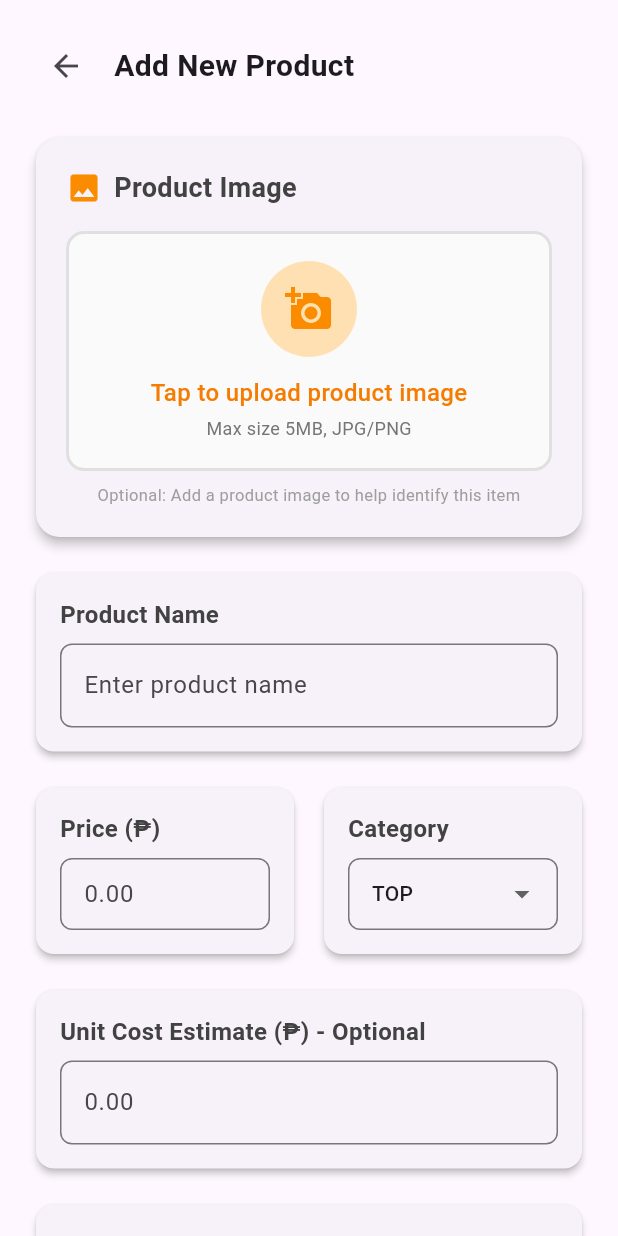
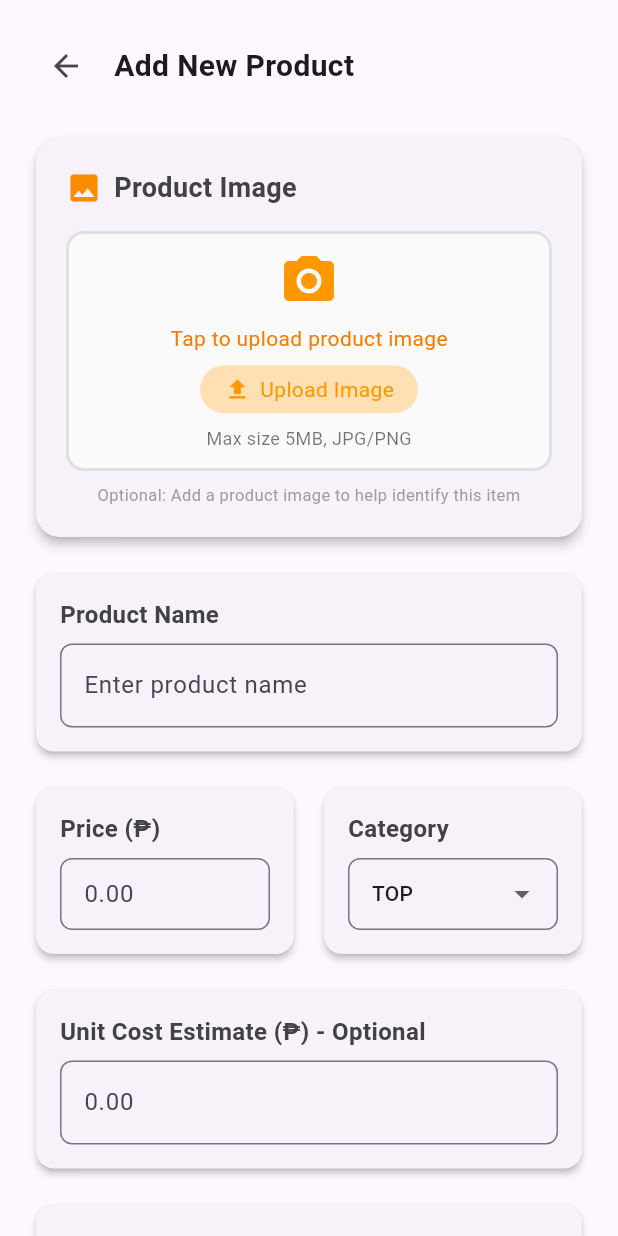
Before and after one commit to joiecruz/fashion_tech, a Flutter app: the AddProductModal widget shown alone on an empty page, opened directly, on a phone screen of 412 x 824 dp. Run offline on Flutter 3.47's test engine with Material 3 defaults, Android fonts, the phone set to English and light mode, and no system bars; our stand-ins replace cloud_firestore, firebase_auth, firebase_core, firebase_storage, image_picker; accounts and stored records are empty.

Commit message:
can now add images in add fabric

```diff
--- a/lib/frontend/products/add_product_modal.dart
+++ b/lib/frontend/products/add_product_modal.dart
@@ -4,6 +4,9 @@ import 'package:firebase_storage/firebase_storage.dart';
 import 'package:firebase_auth/firebase_auth.dart';
 import 'package:image_picker/image_picker.dart';
 import 'dart:io';
+import 'dart:typed_data';
+import 'dart:convert';
+import 'package:flutter/foundation.dart';
 import '../../models/product.dart';
 import '../../models/product_image.dart';
 import '../../utils/utils.dart';
@@ -46,8 +49,10 @@ class _AddProductModalState extends State<AddProductModal> {
 
   // Product Image
   File? _productImage;
+  Uint8List? _productImageBytes; // For web
   String? _productImageUrl;
   bool _uploadingImage = false;
+  bool _useFirebaseStorage = true; // You can set to false to fallback to base64 for web
 
   // Product Variants
   List<ProductVariantInput> _variants = [];
@@ -75,36 +80,163 @@ class _AddProductModalState extends State<AddProductModal> {
   }
 
   Future<void> _pickImage() async {
+    try {
       final picker = ImagePicker();
-    final picked = await picker.pickImage(source: ImageSource.gallery, imageQuality: 80);
+      final picked = await picker.pickImage(
+        source: ImageSource.gallery,
+        imageQuality: 80,
+        maxWidth: 800,
+        maxHeight: 800,
+      );
       if (picked != null) {
+        if (kIsWeb) {
+          final bytes = await picked.readAsBytes();
+          final mimeType = picked.name.toLowerCase().endsWith('.png') ? 'image/png' : 'image/jpeg';
+          if (_useFirebaseStorage) {
+            setState(() {
+              _productImageBytes = bytes;
+              _productImage = null;
+            });
+            await _uploadImageWeb(bytes, picked.name);
+          } else {
+            setState(() {
+              _productImageBytes = bytes;
+              _productImage = null;
+              _productImageUrl = 'data:$mimeType;base64,${base64Encode(bytes)}';
+            });
+          }
+        } else {
           setState(() {
             _productImage = File(picked.path);
+            _productImageBytes = null;
           });
+          if (await _productImage!.exists()) {
+            final fileSize = await _productImage!.length();
+            print('Image selected: ${_productImage!.path}');
+            print('File size: ${(fileSize / 1024 / 1024).toStringAsFixed(2)} MB');
+            if (_useFirebaseStorage) {
               await _uploadImage();
+            } else {
+              await _uploadImageAsBase64();
+            }
+          } else {
+            throw Exception('Selected file does not exist or is not accessible');
+          }
+        }
+      }
+    } catch (e) {
+      print('Error picking image: $e');
+      if (mounted) {
+        ScaffoldMessenger.of(context).showSnackBar(
+          SnackBar(
+            content: Text('Error selecting image: $e'),
+            backgroundColor: Colors.red,
+            duration: const Duration(seconds: 3),
+          ),
+        );
+      }
+    }
+  }
+
+  Future<void> _uploadImageWeb(Uint8List bytes, String filename) async {
+    setState(() => _uploadingImage = true);
+    try {
+      print('DEBUG: Starting web image upload...');
+      final fileName = 'products/${DateTime.now().millisecondsSinceEpoch}_$filename';
+      final ref = FirebaseStorage.instance.ref().child(fileName);
+      print('DEBUG: Calling putData...');
+      final uploadTask = ref.putData(bytes);
+      await uploadTask;
+      print('DEBUG: Getting download URL...');
+      _productImageUrl = await ref.getDownloadURL();
+      print('DEBUG: Image uploaded successfully, download URL: $_productImageUrl');
+    } catch (e) {
+      print('DEBUG: Error uploading image (web): $e');
+      if (mounted) {
+        ScaffoldMessenger.of(context).showSnackBar(
+          SnackBar(content: Text('Failed to upload image: $e')),
+        );
+      }
+      if (_useFirebaseStorage) {
+        print('Falling back to base64 upload...');
+        _useFirebaseStorage = false;
+        await _uploadImageAsBase64();
+      }
+    } finally {
+      setState(() => _uploadingImage = false);
+    }
+  }
+
+  Future<void> _uploadImageAsBase64() async {
+    if (_productImage == null) return;
+    try {
+      setState(() => _uploadingImage = true);
+      final fileSize = await _productImage!.length();
+      if (fileSize > 2 * 1024 * 1024) {
+        throw Exception('File size exceeds 2MB limit. Please choose a smaller image or reduce quality.');
+      }
+      final bytes = await _productImage!.readAsBytes();
+      final mimeType = _productImage!.path.toLowerCase().endsWith('.png') ? 'image/png' : 'image/jpeg';
+      _productImageUrl = 'data:$mimeType;base64,${base64Encode(bytes)}';
+      setState(() => _uploadingImage = false);
+      if (mounted) {
+        ScaffoldMessenger.of(context).showSnackBar(
+          SnackBar(
+            content: const Text('Image processed successfully!'),
+            backgroundColor: Colors.green,
+            duration: const Duration(seconds: 2),
+          ),
+        );
+      }
+    } catch (e) {
+      print('Base64 upload error: $e');
+      setState(() => _uploadingImage = false);
+      _productImageUrl = null;
+      if (mounted) {
+        ScaffoldMessenger.of(context).showSnackBar(
+          SnackBar(
+            content: Text('Failed to process image: $e'),
+            backgroundColor: Colors.red,
+            duration: const Duration(seconds: 3),
+          ),
+        );
+      }
     }
   }
 
   Future<void> _uploadImage() async {
     if (_productImage == null) return;
+    try {
       setState(() => _uploadingImage = true);
-    try {
-      print('DEBUG: Starting image upload...');
+      final fileSize = await _productImage!.length();
+      if (fileSize > 5 * 1024 * 1024) {
+        throw Exception('File size exceeds 5MB limit. Please choose a smaller image.');
+      }
       final fileName = 'products/${DateTime.now().millisecondsSinceEpoch}_${_productImage!.path.split('/').last}';
-      print('DEBUG: Uploading to Firebase Storage with filename: $fileName');
       final ref = FirebaseStorage.instance.ref().child(fileName);
-      await ref.putFile(_productImage!);
+      final uploadTask = ref.putFile(_productImage!);
+      await uploadTask;
       _productImageUrl = await ref.getDownloadURL();
-      print('DEBUG: Image uploaded successfully, download URL: $_productImageUrl');
-    } catch (e) {
-      print('DEBUG: Error uploading image: $e');
+      print('Upload successful! URL: $_productImageUrl');
+      setState(() => _uploadingImage = false);
       if (mounted) {
         ScaffoldMessenger.of(context).showSnackBar(
-          SnackBar(content: Text('Failed to upload image: $e')),
+          SnackBar(
+            content: const Text('Image uploaded successfully!'),
+            backgroundColor: Colors.green,
+            duration: const Duration(seconds: 2),
+          ),
         );
       }
-    } finally {
+    } catch (e) {
+      print('Upload error: $e');
       setState(() => _uploadingImage = false);
+      _productImageUrl = null;
+      if (_useFirebaseStorage) {
+        print('Falling back to base64 upload...');
+        _useFirebaseStorage = false;
+        await _uploadImageAsBase64();
+      }
     }
   }
 
@@ -159,10 +291,9 @@ class _AddProductModalState extends State<AddProductModal> {
         category: _selectedCategory,
         isUpcycled: _isUpcycled,
         isMade: _isMade,
-        createdBy: userId, // Add user ID to product
+        createdBy: userId,
         createdAt: DateTime.now(),
         updatedAt: DateTime.now(),
-        // deletedAt is null for new products (not deleted)
       );
 
       await productRef.set(product.toMap());
@@ -183,50 +314,20 @@ class _AddProductModalState extends State<AddProductModal> {
       // Create product image if uploaded
       if (_productImageUrl != null && _productImageUrl!.isNotEmpty) {
         try {
-          print('DEBUG: Attempting to save product image with URL: $_productImageUrl');
-          print('DEBUG: URL length: ${_productImageUrl!.length}');
-          print('DEBUG: URL starts with https: ${_productImageUrl!.startsWith('https')}');
-          print('DEBUG: Product ID: ${productRef.id}');
-          print('DEBUG: User ID: $userId');
-
           final productImageRef = FirebaseFirestore.instance.collection('productImages').doc();
-          print('DEBUG: Generated image document ID: ${productImageRef.id}');
-
           final productImage = ProductImage(
             id: productImageRef.id,
             productID: productRef.id,
             imageURL: _productImageUrl!,
             isPrimary: true,
-            uploadedBy: userId, // Use the same user ID from above
+            uploadedBy: userId,
             uploadedAt: DateTime.now(),
           );
-
-          final imageData = productImage.toMap();
-          print('DEBUG: Product image data to save: $imageData');
-          print('DEBUG: Image data types: ${imageData.map((k, v) => MapEntry(k, v.runtimeType))}');
-
-          // Try the save operation with more detailed error handling
-          print('DEBUG: About to call Firestore set...');
-          await productImageRef.set(imageData);
-          print('DEBUG: Firestore set completed successfully');
-
-          // Verify the document was created
-          final savedDoc = await productImageRef.get();
-          if (savedDoc.exists) {
-            print('DEBUG: SUCCESS - Product image saved and verified with ID: ${productImageRef.id}');
-            print('DEBUG: Saved document data: ${savedDoc.data()}');
-          } else {
-            print('DEBUG: ERROR - Document was not found after saving');
-          }
-
+          await productImageRef.set(productImage.toMap());
         } catch (e, stackTrace) {
           print('DEBUG: ERROR saving product image: $e');
           print('DEBUG: Stack trace: $stackTrace');
-          // Don't throw here, just log the error so the product still gets created
         }
-      } else {
-        print('DEBUG: No product image URL to save (_productImageUrl is null or empty)');
-        print('DEBUG: _productImageUrl value: $_productImageUrl');
       }
 
       if (mounted) {
@@ -236,7 +337,7 @@ class _AddProductModalState extends State<AddProductModal> {
             backgroundColor: Colors.green,
           ),
         );
-        Navigator.of(context).pop(true); // Return true to indicate success
+        Navigator.of(context).pop(true);
       }
     } catch (e) {
       if (mounted) {
@@ -253,6 +354,63 @@ class _AddProductModalState extends State<AddProductModal> {
           _isLoading = false;
         });
       }
+    }
+  }
+
+  Widget _buildImagePreview() {
+    if (_uploadingImage) {
+      return const Center(
+        child: CircularProgressIndicator(),
+      );
+    } else if (kIsWeb && _productImageBytes != null) {
+      // On web, show the image from bytes
+      return Image.memory(
+        _productImageBytes!,
+        fit: BoxFit.cover,
+        width: double.infinity,
+        height: double.infinity,
+      );
+    } else if (_productImage != null && _productImage!.existsSync()) {
+      // On mobile/desktop, show the file image
+      return Image.file(
+        _productImage!,
+        fit: BoxFit.cover,
+        width: double.infinity,
+        height: double.infinity,
+      );
+    } else {
+      return Column(
+        mainAxisAlignment: MainAxisAlignment.center,
+        children: [
+          Icon(Icons.camera_alt, color: Colors.orange, size: 40),
+          const SizedBox(height: 8),
+          Text(
+            'Tap to upload product image',
+            style: TextStyle(color: Colors.orange.shade700),
+          ),
+          const SizedBox(height: 8),
+          Container(
+            padding: const EdgeInsets.symmetric(horizontal: 16, vertical: 6),
+            decoration: BoxDecoration(
+              color: Colors.orange.shade100,
+              borderRadius: BorderRadius.circular(20),
+            ),
+            child: Row(
+              mainAxisSize: MainAxisSize.min,
+              children: const [
+                Icon(Icons.upload, color: Colors.orange, size: 18),
+                SizedBox(width: 6),
+                Text('Upload Image', style: TextStyle(color: Colors.orange)),
+              ],
+            ),
+          ),
+          const SizedBox(height: 8),
+          const Text(
+            'Max size 5MB, JPG/PNG',
+            style: TextStyle(fontSize: 12, color: Colors.black54),
+          ),
+        ],
+      );
     }
   }
 
@@ -314,121 +472,71 @@ class _AddProductModalState extends State<AddProductModal> {
                           ],
                         ),
                         const SizedBox(height: 16),
-
-                        // Image Upload Area (fixed: check file existence)
                         GestureDetector(
                           onTap: _uploadingImage ? null : _pickImage,
                           child: Container(
                             width: double.infinity,
-                            height: _productImage != null ? 220 : 160,
+                            height: (_productImage != null || _productImageBytes != null) ? 220 : 160,
                             decoration: BoxDecoration(
                               borderRadius: BorderRadius.circular(12),
                               border: Border.all(
-                                color: _productImage != null ? Colors.orange[300]! : Colors.grey[300]!,
+                                color: (_productImage != null || _productImageBytes != null)
+                                    ? Colors.orange[300]!
+                                    : Colors.grey[300]!,
                                 width: 2,
                                 style: BorderStyle.solid,
                               ),
-                              color: _productImage != null ? Colors.orange[50] : Colors.grey[50],
+                              color: (_productImage != null || _productImageBytes != null)
+                                  ? Colors.orange[50]
+                                  : Colors.grey[50],
                             ),
-                            child: (_productImage != null && _productImage!.existsSync())
-                                ? Stack(
+                            child: Stack(
                               children: [
-                                      ClipRRect(
-                                        borderRadius: BorderRadius.circular(10),
-                                        child: Image.file(
-                                          _productImage!,
-                                          width: double.infinity,
-                                          height: double.infinity,
-                                          fit: BoxFit.cover,
+                                Positioned.fill(child: _buildImagePreview()),
+                                if ((_productImage != null || _productImageBytes != null) && !_uploadingImage)
+                                  Positioned(
+                                    top: 8,
+                                    right: 8,
+                                    child: Container(
+                                      decoration: BoxDecoration(
+                                        color: Colors.black54,
+                                        borderRadius: BorderRadius.circular(20),
+                                      ),
+                                      child: IconButton(
+                                        icon: const Icon(Icons.edit, color: Colors.white, size: 18),
+                                        onPressed: _pickImage,
+                                        padding: const EdgeInsets.all(4),
+                                        constraints: const BoxConstraints(minWidth: 32, minHeight: 32),
                                       ),
                                     ),
-                                      if (_uploadingImage)
-                                        Container(
+                                  ),
+                                if (_productImageUrl != null && !_uploadingImage)
+                                  Positioned(
+                                    bottom: 8,
+                                    left: 8,
+                                    child: Container(
+                                      padding: const EdgeInsets.symmetric(horizontal: 8, vertical: 4),
                                       decoration: BoxDecoration(
-                                            borderRadius: BorderRadius.circular(10),
-                                            color: Colors.black54,
+                                        color: Colors.green,
+                                        borderRadius: BorderRadius.circular(12),
                                       ),
-                                          child: const Center(
-                                            child: Column(
-                                              mainAxisAlignment: MainAxisAlignment.center,
-                                              children: [
-                                                CircularProgressIndicator(
-                                                  valueColor: AlwaysStoppedAnimation<Color>(Colors.white),
+                                      child: Row(
+                                        mainAxisSize: MainAxisSize.min,
+                                        children: const [
+                                          Icon(Icons.check, color: Colors.white, size: 14),
+                                          SizedBox(width: 4),
+                                          Text(
+                                            'Uploaded',
+                                            style: TextStyle(color: Colors.white, fontSize: 12),
                                           ),
-                                                SizedBox(height: 12),
-                                                Text(
-                                                  'Uploading...',
-                                                  style: TextStyle(
-                                                    color: Colors.white,
-                                                    fontWeight: FontWeight.w500,
+                                        ],
+                                      ),
                                     ),
                                   ),
                               ],
                             ),
                           ),
                         ),
-                                      Positioned(
-                                        top: 8,
-                                        right: 8,
-                                        child: Container(
-                                          decoration: BoxDecoration(
-                                            color: Colors.white,
-                                            shape: BoxShape.circle,
-                                            boxShadow: [
-                                              BoxShadow(
-                                                color: Colors.black26,
-                                                blurRadius: 4,
-                                                offset: Offset(0, 2),
-                                              ),
-                                            ],
-                                          ),
-                                          child: IconButton(
-                                            icon: Icon(Icons.edit, color: Colors.orange[600], size: 20),
-                                            onPressed: _uploadingImage ? null : _pickImage,
-                                            padding: const EdgeInsets.all(8),
-                                            constraints: const BoxConstraints(),
-                                          ),
-                                        ),
-                                      ),
-                                    ],
-                                  )
-                                : Column(
-                                    mainAxisAlignment: MainAxisAlignment.center,
-                                    children: [
-                                      Container(
-                                        padding: const EdgeInsets.all(16),
-                                        decoration: BoxDecoration(
-                                          color: Colors.orange[100],
-                                          shape: BoxShape.circle,
-                                        ),
-                                        child: Icon(
-                                          Icons.add_a_photo,
-                                          size: 32,
-                                          color: Colors.orange[600],
-                                        ),
-                                      ),
-                                      const SizedBox(height: 12),
-                                      Text(
-                                        'Tap to upload product image',
-                                        style: TextStyle(
-                                          fontSize: 16,
-                                          fontWeight: FontWeight.w500,
-                                          color: Colors.orange[700],
-                                        ),
-                                      ),
-                                      const SizedBox(height: 4),
-                                      Text(
-                                        'Max size 5MB, JPG/PNG',
-                                        style: TextStyle(
-                                          fontSize: 12,
-                                          color: Colors.grey[600],
-                                        ),
-                                      ),
-                                    ],
-                                  ),
-                          ),
-                        ),
-
                         const SizedBox(height: 8),
                         Center(
                           child: Text(
```
Also changed, not shown: lib/frontend/fabrics/add_fabric_modal.dart (+97 -92 lines). Lines whose indentation alone changed are shown as unchanged.
